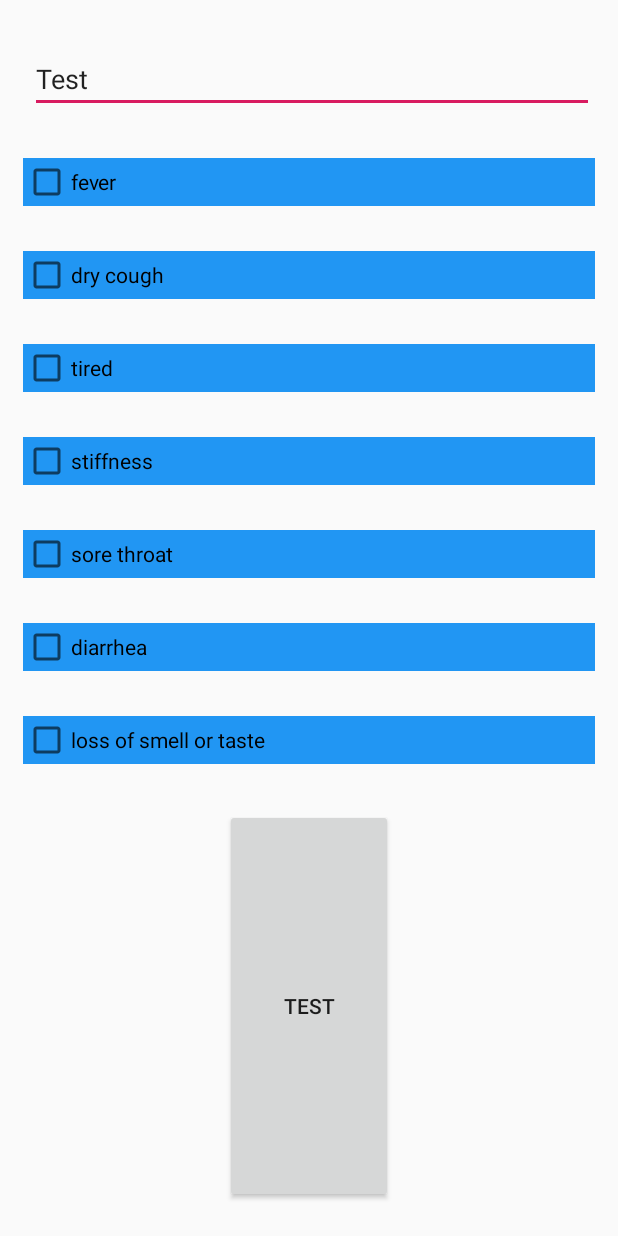
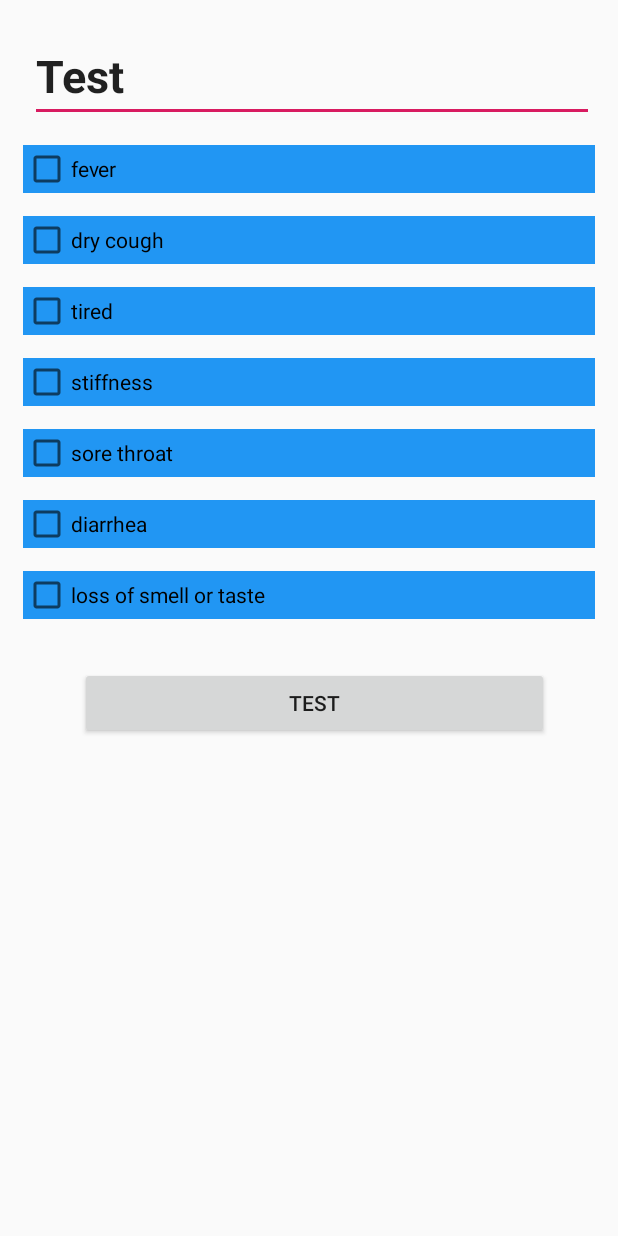
Before and after one commit to sirine20/dsi31-g2-NoMoreCovid, an Android app: the layout activity_test.xml on its own in the app's theme, with its tools: preview values and no code run, on a phone screen of 412 x 824 dp. Run offline under Robolectric (Android 15) with nearby library versions, the phone set to English and light mode, and no system bars.

Commit message:
activity_test

```diff
--- a/app/src/main/java/com/dsi31/g2/NoMoreCovid/MainActivity.java
+++ b/app/src/main/java/com/dsi31/g2/NoMoreCovid/MainActivity.java
@@ -9,6 +9,6 @@ public class MainActivity extends AppCompatActivity {
     @Override
     protected void onCreate(Bundle savedInstanceState) {
         super.onCreate ( savedInstanceState );
-        setContentView ( R.layout.activity_welcome);
+        setContentView ( R.layout.activity_test);
     }
 }
--- a/app/src/main/res/layout/activity_test.xml
+++ b/app/src/main/res/layout/activity_test.xml
@@ -15,13 +15,15 @@
         android:layout_alignParentRight="true"
         android:layout_marginStart="20dp"
         android:layout_marginLeft="20dp"
-        android:layout_marginTop="30dp"
+        android:layout_marginTop="20dp"
         android:layout_marginEnd="16dp"
         android:layout_marginRight="16dp"
         android:ems="10"
         android:hint="@+id/login"
+        android:inputType="textEmailAddress"
         android:text="Test"
-        android:inputType="textEmailAddress" />
+        android:textSize="30sp"
+        android:textStyle="bold" />
 
     <CheckBox
         android:id="@+id/checkBox2"
@@ -34,7 +36,7 @@
         android:layout_alignParentRight="true"
         android:layout_marginStart="15dp"
         android:layout_marginLeft="156dp"
-        android:layout_marginTop="30dp"
+        android:layout_marginTop="15dp"
         android:layout_marginEnd="15dp"
         android:layout_marginRight="15dp"
         android:background="#2196F3"
@@ -51,7 +53,7 @@
         android:layout_alignParentRight="true"
         android:layout_marginStart="15dp"
         android:layout_marginLeft="163dp"
-        android:layout_marginTop="30dp"
+        android:layout_marginTop="15dp"
         android:layout_marginEnd="15dp"
         android:layout_marginRight="15dp"
         android:background="#2196F3"
@@ -68,7 +70,7 @@
         android:layout_alignParentRight="true"
         android:layout_marginStart="15dp"
         android:layout_marginLeft="15dp"
-        android:layout_marginTop="30dp"
+        android:layout_marginTop="15dp"
         android:layout_marginEnd="15dp"
         android:layout_marginRight="15dp"
         android:background="#2196F3"
@@ -85,7 +87,7 @@
         android:layout_alignParentRight="true"
         android:layout_marginStart="15dp"
         android:layout_marginLeft="15dp"
-        android:layout_marginTop="30dp"
+        android:layout_marginTop="15dp"
         android:layout_marginEnd="15dp"
         android:layout_marginRight="15dp"
         android:background="#2196F3"
@@ -102,7 +104,7 @@
         android:layout_alignParentRight="true"
         android:layout_marginStart="15dp"
         android:layout_marginLeft="15dp"
-        android:layout_marginTop="30dp"
+        android:layout_marginTop="15dp"
         android:layout_marginEnd="15dp"
         android:layout_marginRight="15dp"
         android:background="#2196F3"
@@ -119,7 +121,7 @@
         android:layout_alignParentRight="true"
         android:layout_marginStart="15dp"
         android:layout_marginLeft="15dp"
-        android:layout_marginTop="30dp"
+        android:layout_marginTop="15dp"
         android:layout_marginEnd="15dp"
         android:layout_marginRight="15dp"
         android:background="#2196F3"
@@ -136,7 +138,7 @@
         android:layout_alignParentRight="true"
         android:layout_marginStart="15dp"
         android:layout_marginLeft="15dp"
-        android:layout_marginTop="30dp"
+        android:layout_marginTop="15dp"
         android:layout_marginEnd="15dp"
         android:layout_marginRight="15dp"
         android:background="#2196F3"
@@ -151,12 +153,11 @@
         android:layout_alignParentLeft="true"
         android:layout_alignParentEnd="true"
         android:layout_alignParentRight="true"
-        android:layout_alignParentBottom="true"
-        android:layout_marginStart="150dp"
-        android:layout_marginLeft="150dp"
-        android:layout_marginTop="30dp"
-        android:layout_marginEnd="150dp"
-        android:layout_marginRight="100dp"
-        android:layout_marginBottom="22dp"
+        android:layout_centerHorizontal="true"
+        android:layout_marginStart="53dp"
+        android:layout_marginLeft="53dp"
+        android:layout_marginTop="32dp"
+        android:layout_marginEnd="46dp"
+        android:layout_marginRight="46dp"
         android:text="test" />
 </RelativeLayout>
```
Also changed, not shown: app/src/main/res/layout/activity_advices.xml (+11 -10 lines), app/src/main/res/layout/activity_rate.xml (+17 -18 lines), app/src/main/res/layout/activity_welcome.xml (+13 -13 lines).
